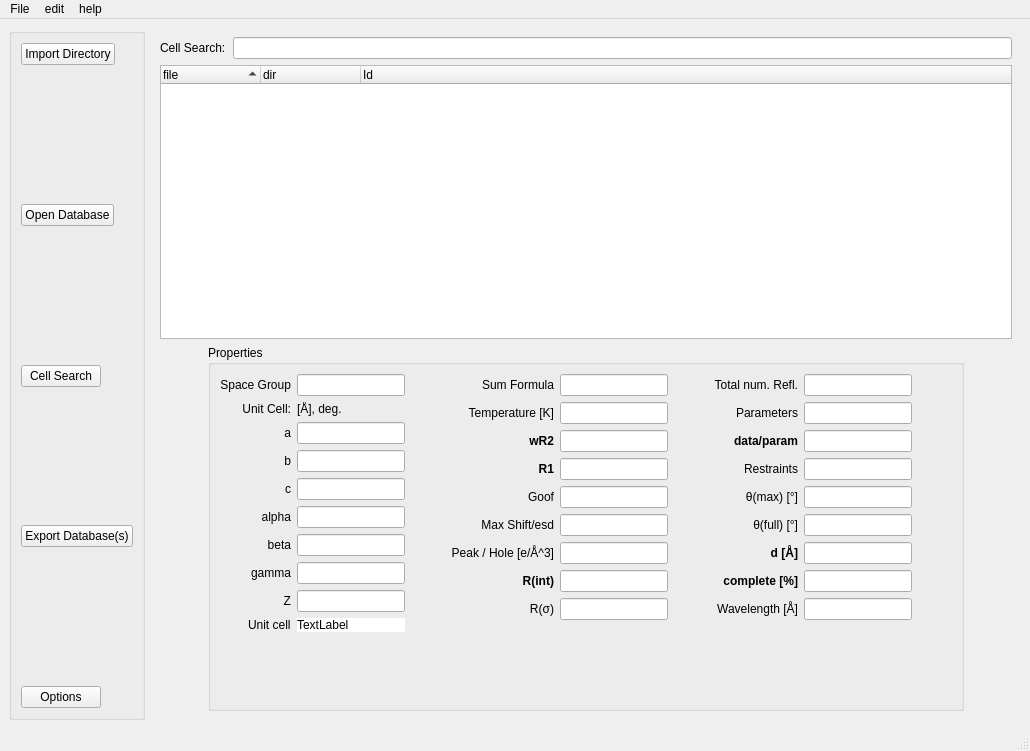
dkratzert/StructureFinder, file stdb_main.ui: the form before one commit.
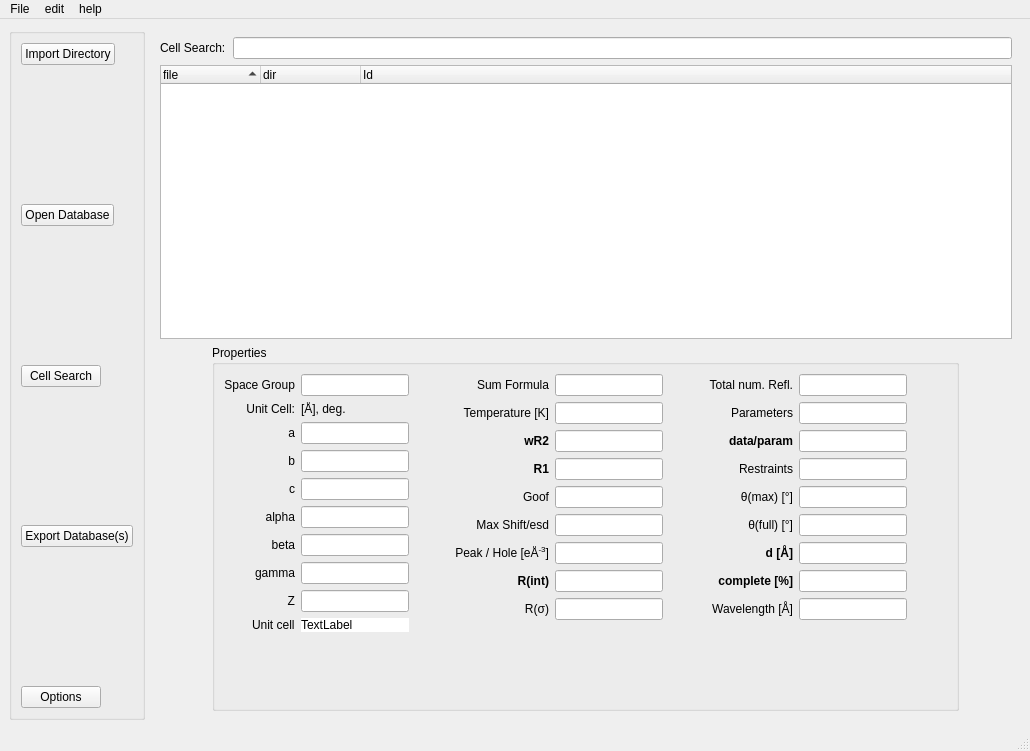
The form after the commit.

```diff
--- a/stdb_main.ui
+++ b/stdb_main.ui
@@ -425,7 +425,7 @@
              <item row="7" column="0">
               <widget class="QLabel" name="peakLabel">
                <property name="text">
-                <string>Peak / Hole [e/Å^3]</string>
+                <string>&lt;html&gt;&lt;head/&gt;&lt;body&gt;&lt;p&gt;Peak / Hole [eÅ&lt;span style=&quot; vertical-align:super;&quot;&gt;-3&lt;/span&gt;]&lt;/p&gt;&lt;/body&gt;&lt;/html&gt;</string>
                </property>
                <property name="alignment">
                 <set>Qt::AlignRight|Qt::AlignTrailing|Qt::AlignVCenter</set>
```
